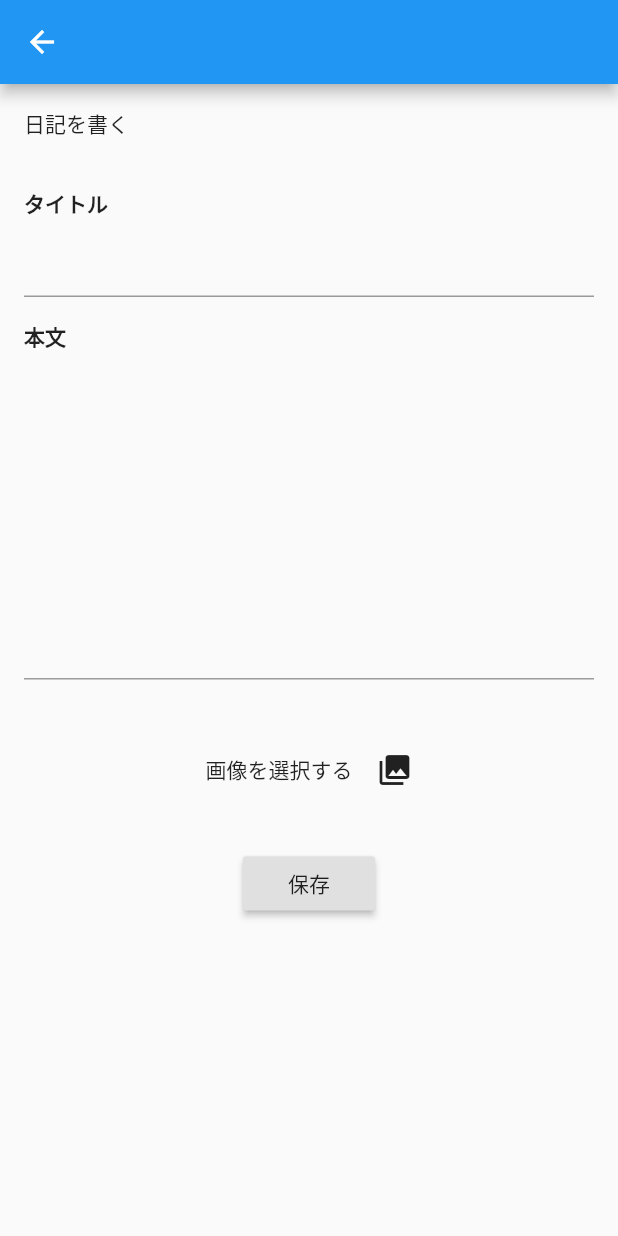
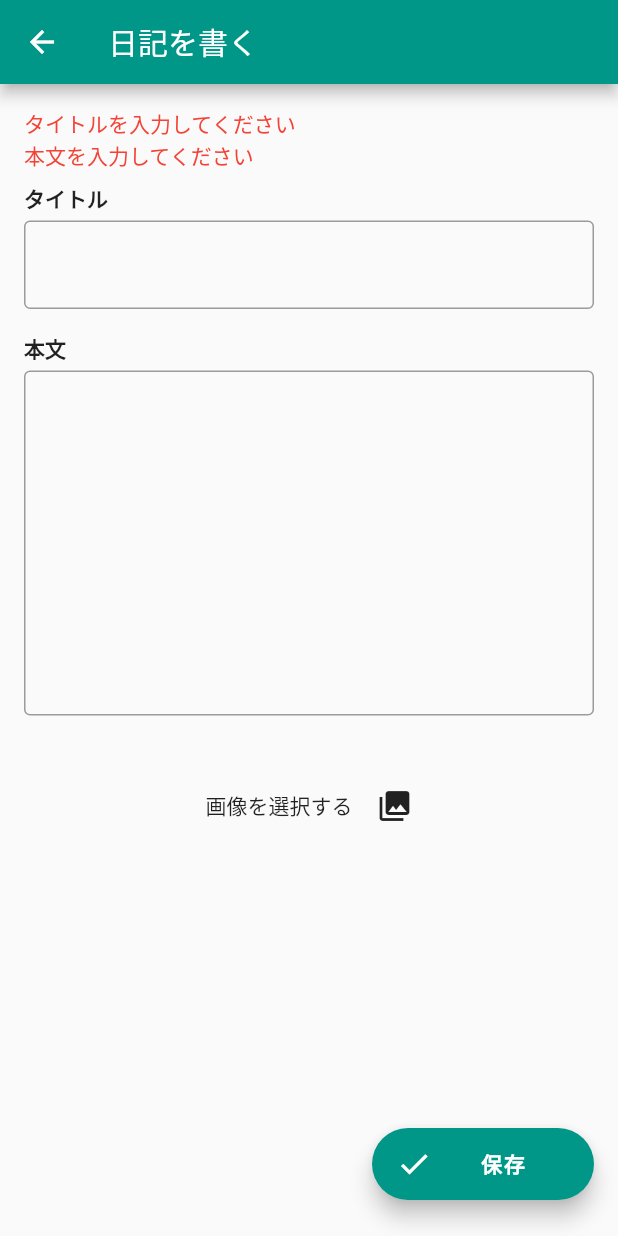
Before and after one commit to chooyan-eng/flutter_awesome_diary, a Flutter app: the CreateDiary screen opened directly, after a tap on "保存", on a phone screen of 412 x 824 dp. Run offline on Flutter 3.47's test engine with Material 2 defaults, Android fonts, the phone set to English and light mode, and no system bars; our stand-ins replace image_picker, share, sqflite, toast; accounts and stored records are empty.

Commit message:
アプリの改善

```diff
--- a/lib/create_diary.dart
+++ b/lib/create_diary.dart
@@ -3,10 +3,10 @@ import 'dart:io';
 import 'package:awesome_diary/diary_provider.dart';
 import 'package:flutter/material.dart';
 import 'package:image_picker/image_picker.dart';
+import 'package:path_provider/path_provider.dart';
 import 'package:toast/toast.dart';
 
 class CreateDiary extends StatefulWidget {
-
   final Diary baseDiary;
 
   CreateDiary({
@@ -19,17 +19,23 @@ class CreateDiary extends StatefulWidget {
 }
 
 class _CreateDiaryState extends State<CreateDiary> {
-
   final _titleEditController = TextEditingController();
   final _bodyEditController = TextEditingController();
 
   File _imageFile;
+  var _errorMessage = '';
 
   Future<void> _pickupImage() async {
-    final pickupImageFile = await ImagePicker.pickImage(source: ImageSource.gallery);
+    final pickupImageFile =
+        await ImagePicker.pickImage(source: ImageSource.gallery);
+
+    final directory = await getApplicationDocumentsDirectory();
+    final fileName = 'diary_${DateTime.now().millisecondsSinceEpoch}';
+    final file = File('${directory.path}/$fileName');
+    file.writeAsBytesSync(pickupImageFile.readAsBytesSync());
 
     setState(() {
-      _imageFile = pickupImageFile;
+      _imageFile = file;
     });
   }
 
@@ -87,15 +93,23 @@ class _CreateDiaryState extends State<CreateDiary> {
   @override
   Widget build(BuildContext context) {
     return Scaffold(
-      appBar: AppBar(),
+      appBar: AppBar(
+        title: Text('日記を書く'),
+      ),
       body: SingleChildScrollView(
         child: Padding(
           padding: const EdgeInsets.all(16),
           child: Column(
             crossAxisAlignment: CrossAxisAlignment.start,
             children: <Widget>[
-              Text('日記を書く'),
-              const SizedBox(height: 32),
+              Offstage(
+                offstage: _errorMessage.isEmpty,
+                child: Text(
+                  _errorMessage,
+                  style: TextStyle(color: Colors.red),
+                ),
+              ),
+              SizedBox(height: 8),
               Text(
                 'タイトル',
                 style: TextStyle(
@@ -105,6 +119,9 @@ class _CreateDiaryState extends State<CreateDiary> {
               const SizedBox(height: 4),
               TextField(
                 controller: _titleEditController,
+                decoration: InputDecoration(
+                  border: OutlineInputBorder(),
+                ),
               ),
               const SizedBox(height: 16),
               Text(
@@ -117,12 +134,17 @@ class _CreateDiaryState extends State<CreateDiary> {
               TextField(
                 controller: _bodyEditController,
                 maxLines: 10,
+                decoration: InputDecoration(
+                  border: OutlineInputBorder(),
+                ),
               ),
               const SizedBox(height: 32),
               Center(
                 child: Container(
                   width: MediaQuery.of(context).size.width / 2,
-                  child: _imageFile == null ? SizedBox.shrink() : Image.file(_imageFile),
+                  child: _imageFile == null
+                      ? SizedBox.shrink()
+                      : Image.file(_imageFile),
                 ),
               ),
               const SizedBox(height: 8),
@@ -141,20 +163,50 @@ class _CreateDiaryState extends State<CreateDiary> {
                 ),
               ),
               const SizedBox(height: 32),
-              Center(
-                child: RaisedButton(
-                  child: Text('保存'),
+            ],
+          ),
+        ),
+      ),
+      floatingActionButton: Padding(
+        padding: const EdgeInsets.only(bottom: 8),
+        child: FloatingActionButton.extended(
           onPressed: () {
+            setState(() {
+              _errorMessage = '';
+            });
+
+            final errorMessageList = <String>[];
+            if (_titleEditController.text.isEmpty) {
+              errorMessageList.add('タイトルを入力してください');
+            }
+            if (_bodyEditController.text.isEmpty) {
+              errorMessageList.add('本文を入力してください');
+            }
+
+            if (errorMessageList.isNotEmpty) {
+              setState(() {
+                _errorMessage = errorMessageList.join('\n');
+              });
+              return;
+            }
+
             if (widget.baseDiary == null) {
               _save(context);
             } else {
               _update(context);
             }
           },
+          label: Center(
+            child: Container(
+              width: 80,
+              child: Text('保存',
+                  textAlign: TextAlign.center,
+                  style: TextStyle(
+                      color: Colors.white, fontWeight: FontWeight.bold)),
             ),
           ),
-            ],
-          ),
+          icon: Icon(Icons.check, color: Colors.white),
+          backgroundColor: Colors.teal,
         ),
       ),
     );
--- a/lib/main.dart
+++ b/lib/main.dart
@@ -11,7 +11,7 @@ class MyApp extends StatelessWidget {
     return MaterialApp(
       title: 'Flutter Demo',
       theme: ThemeData(
-        primarySwatch: Colors.blue,
+        primarySwatch: Colors.teal,
         visualDensity: VisualDensity.adaptivePlatformDensity,
       ),
       home: DiaryList(),
--- a/pubspec.yaml
+++ b/pubspec.yaml
@@ -31,6 +31,7 @@ dependencies:
   toast: ^0.1.5
   image_picker: ^0.6.6+1
   share: ^0.6.4+2
+  path_provider: ^1.6.8
 
 dev_dependencies:
   flutter_test:
```
Also changed, not shown: lib/diary_detail.dart (+33 -9 lines), lib/diary_list.dart (+17 -17 lines), lib/diary_list_item.dart (+39 -1 lines), lib/diary_provider.dart (+7 -5 lines), pubspec.lock, 2 other files. Lines whose indentation alone changed are shown as unchanged.
